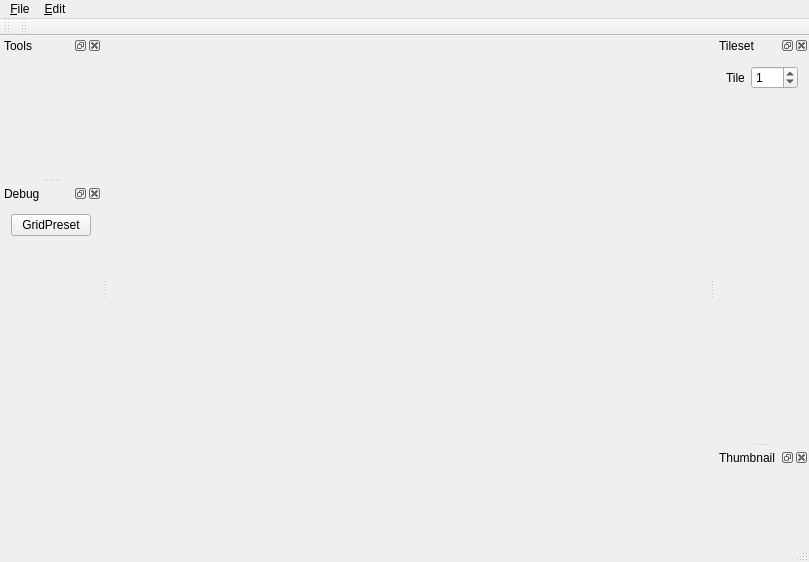
Old version of the form src/scme_ui/Editor.ui in the repository samapico/scme.
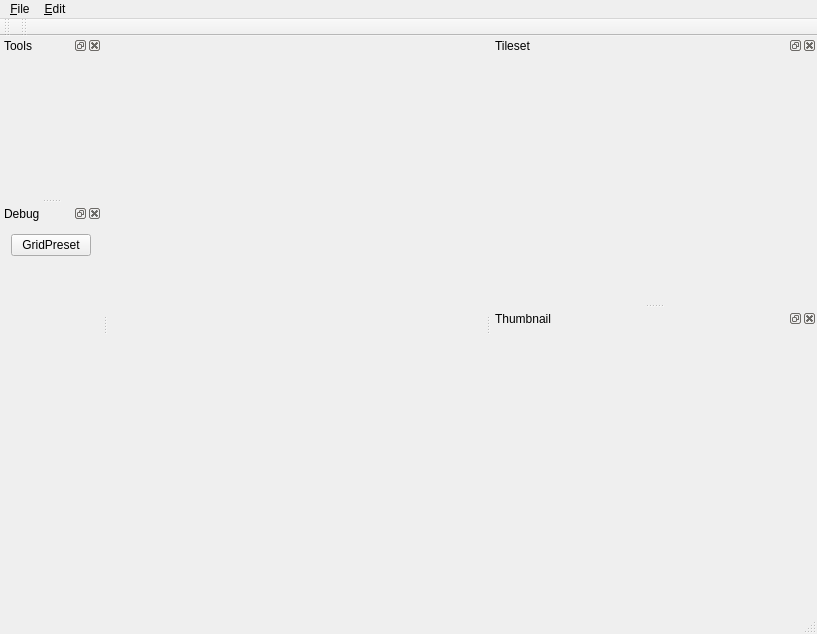
New version of the form. Custom widgets are drawn as their Qt base class.

Commit message: Implemented TilesetWidget with basic tile selection

Diff of the .ui file:
```diff
--- a/src/scme_ui/Editor.ui
+++ b/src/scme_ui/Editor.ui
@@ -6,8 +6,8 @@
    <rect>
     <x>0</x>
     <y>0</y>
-    <width>809</width>
-    <height>562</height>
+    <width>817</width>
+    <height>634</height>
    </rect>
   </property>
   <property name="windowTitle">
@@ -21,7 +21,7 @@
     <rect>
      <x>0</x>
      <y>0</y>
-     <width>809</width>
+     <width>817</width>
      <height>21</height>
     </rect>
    </property>
@@ -84,42 +84,50 @@
     <number>2</number>
    </attribute>
    <widget class="QWidget" name="dockWidgetContents_2">
-    <layout class="QVBoxLayout" name="verticalLayout_4" stretch="0,1">
+    <layout class="QVBoxLayout" name="verticalLayout_4" stretch="0">
      <item>
-      <layout class="QHBoxLayout" name="horizontalLayout">
+      <layout class="QVBoxLayout" name="verticalLayout_5">
        <item>
-        <widget class="QLabel" name="label">
-         <property name="text">
-          <string>Tile</string>
+        <widget class="SCME::TilesetWidget" name="tilesetWidget" native="true">
+         <property name="sizePolicy">
+          <sizepolicy hsizetype="Fixed" vsizetype="Fixed">
+           <horstretch>0</horstretch>
+           <verstretch>0</verstretch>
+          </sizepolicy>
+         </property>
+         <property name="minimumSize">
+          <size>
+           <width>304</width>
+           <height>224</height>
+          </size>
          </property>
         </widget>
        </item>
        <item>
-        <widget class="QSpinBox" name="tileId">
-         <property name="maximum">
-          <number>255</number>
+        <spacer name="verticalSpacer">
+         <property name="orientation">
+          <enum>Qt::Orientation::Vertical</enum>
          </property>
-         <property name="value">
-          <number>1</number>
+         <property name="sizeHint" stdset="0">
+          <size>
+           <width>0</width>
+           <height>0</height>
+          </size>
          </property>
-        </widget>
+        </spacer>
        </item>
       </layout>
      </item>
-     <item>
-      <widget class="QLabel" name="labelTileset">
-       <property name="text">
-        <string/>
-       </property>
-       <property name="alignment">
-        <set>Qt::AlignmentFlag::AlignLeading|Qt::AlignmentFlag::AlignLeft|Qt::AlignmentFlag::AlignTop</set>
-       </property>
-      </widget>
-     </item>
     </layout>
    </widget>
   </widget>
   <widget class="QDockWidget" name="dockRadar">
+   <property name="minimumSize">
+    <size>
+     <width>300</width>
+     <height>300</height>
+    </size>
+   </property>
    <property name="windowTitle">
     <string>Thumbnail</string>
    </property>
@@ -199,6 +207,14 @@
   </action>
  </widget>
  <layoutdefault spacing="6" margin="11"/>
+ <customwidgets>
+  <customwidget>
+   <class>SCME::TilesetWidget</class>
+   <extends>QWidget</extends>
+   <header location="global">TilesetWidget.h</header>
+   <container>1</container>
+  </customwidget>
+ </customwidgets>
  <resources>
   <include location="res/editor.qrc"/>
  </resources>
```
Left out of the diff: 2 changed lines with no effect on the pictures. The commit also changes 13 other files.
